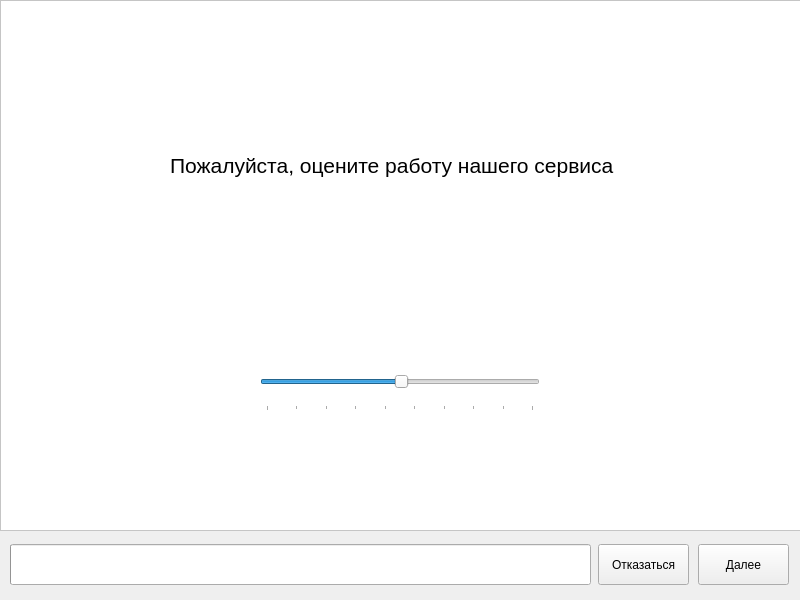
SergeyBrian/feedback, file mainwindow.ui: the form before one commit.
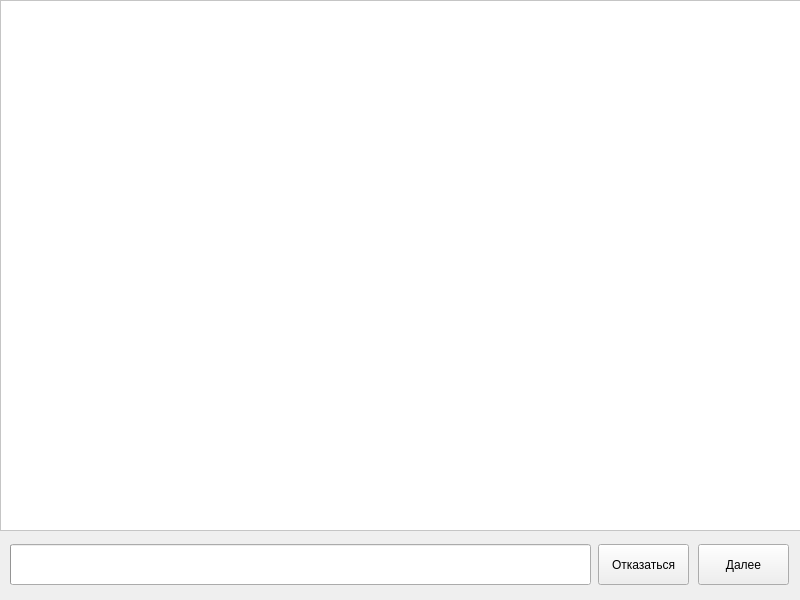
The form after the commit. Icons and pictures are not drawn.

Commit message: Add pages switching

Diff of the .ui file:
```diff
--- a/mainwindow.ui
+++ b/mainwindow.ui
@@ -2,6 +2,9 @@
 <ui version="4.0">
  <class>MainWindow</class>
  <widget class="QMainWindow" name="MainWindow">
+  <property name="enabled">
+   <bool>true</bool>
+  </property>
   <property name="geometry">
    <rect>
     <x>0</x>
@@ -32,6 +35,12 @@
    <string>Отзыв о посещении сервиса</string>
   </property>
   <widget class="QWidget" name="centralwidget">
+   <property name="styleSheet">
+    <string notr="true">QFrame
+{
+background-color: #ffffff;
+}</string>
+   </property>
    <widget class="QPushButton" name="ButtonClose">
     <property name="geometry">
      <rect>
@@ -658,6 +667,9 @@
     </property>
    </widget>
    <widget class="QFrame" name="Page_1">
+    <property name="enabled">
+     <bool>true</bool>
+    </property>
     <property name="geometry">
      <rect>
       <x>0</x>
@@ -667,16 +679,7 @@
      </rect>
     </property>
     <property name="styleSheet">
-     <string notr="true">QFrame
-{
-background-color: #ffffff;
-}</string>
-    </property>
-    <property name="frameShape">
-     <enum>QFrame::StyledPanel</enum>
-    </property>
-    <property name="frameShadow">
-     <enum>QFrame::Raised</enum>
+     <string notr="true"/>
     </property>
     <widget class="QSlider" name="RatingSlider">
      <property name="geometry">
@@ -710,6 +713,9 @@
      </property>
     </widget>
     <widget class="QLabel" name="Question_1">
+     <property name="enabled">
+      <bool>true</bool>
+     </property>
      <property name="geometry">
       <rect>
        <x>170</x>
@@ -747,6 +753,28 @@
      </property>
     </widget>
    </widget>
+   <widget class="QFrame" name="Page_2">
+    <property name="enabled">
+     <bool>true</bool>
+    </property>
+    <property name="geometry">
+     <rect>
+      <x>0</x>
+      <y>0</y>
+      <width>801</width>
+      <height>531</height>
+     </rect>
+    </property>
+    <property name="visible">
+     <bool>false</bool>
+    </property>
+    <property name="frameShape">
+     <enum>QFrame::StyledPanel</enum>
+    </property>
+    <property name="frameShadow">
+     <enum>QFrame::Raised</enum>
+    </property>
+   </widget>
   </widget>
  </widget>
  <resources>
```
Left out of the diff: 3 changed lines with no effect on the pictures. The commit also changes 2 other files.
